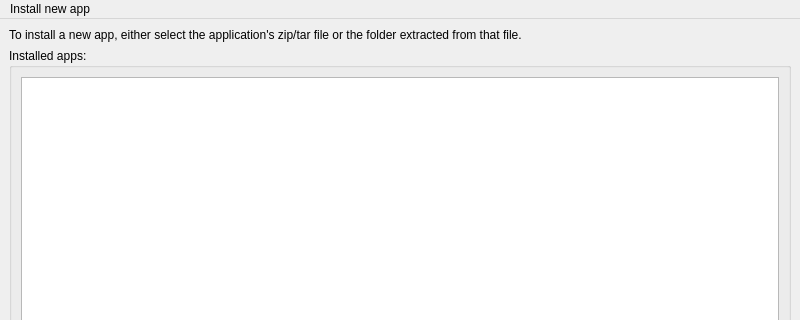
rfrench3/AppInstaller, file src/main_window.ui: the form before one commit; both pictures show x 0 to 800 and y 0 to 320 of the 800 by 600 pixel window.
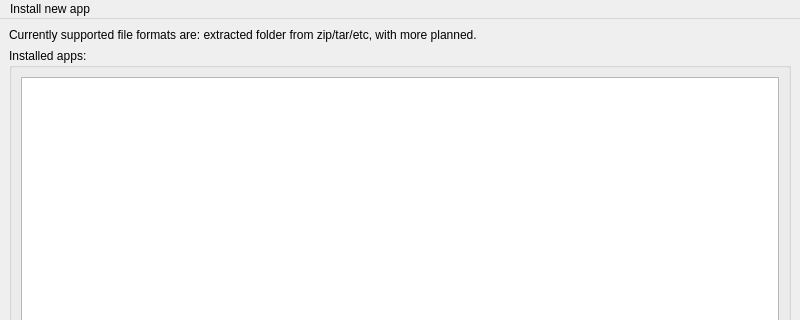
The form after the commit.

Commit message: installer dialog created, check for supported file type on file selector

Diff of the .ui file:
```diff
--- a/src/main_window.ui
+++ b/src/main_window.ui
@@ -24,7 +24,7 @@
        </sizepolicy>
       </property>
       <property name="text">
-       <string>&lt;html&gt;&lt;head/&gt;&lt;body&gt;&lt;p&gt;To install a new app, either select the application's zip/tar file or the folder extracted from that file.&lt;/p&gt;&lt;/body&gt;&lt;/html&gt;</string>
+       <string>&lt;html&gt;&lt;head/&gt;&lt;body&gt;&lt;p&gt;Currently supported file formats are: extracted folder from zip/tar/etc, with more planned.&lt;/p&gt;&lt;/body&gt;&lt;/html&gt;</string>
       </property>
       <property name="wordWrap">
        <bool>true</bool>
```
The commit also changes 2 other files.
